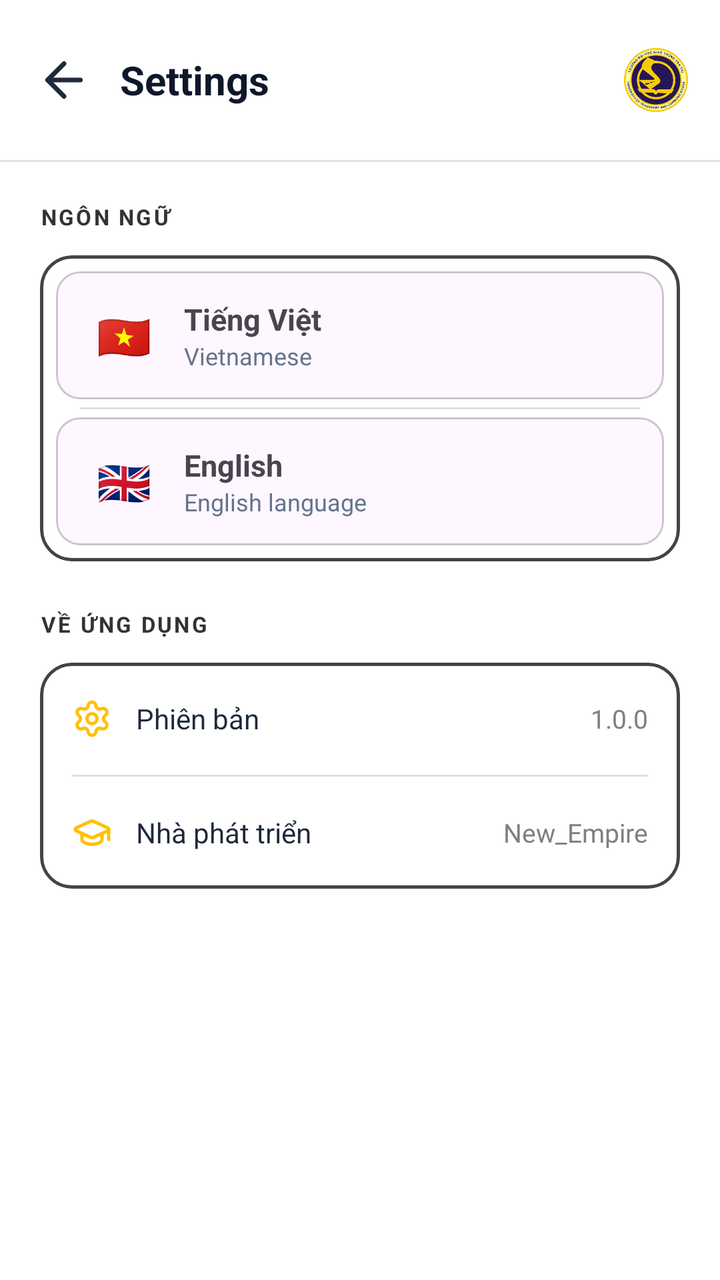
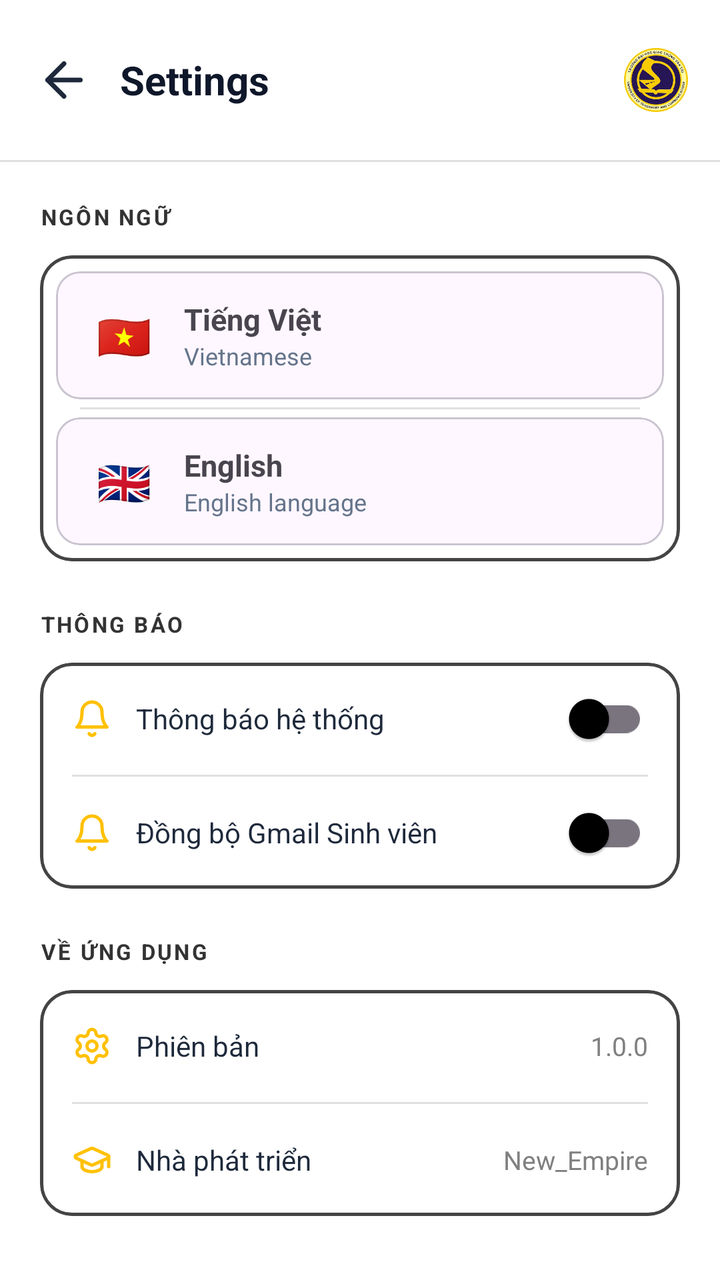

The first picture is an Android layout as it rendered before a commit; the second is the same layout after the commit. The layout source and the unified diff follow.
<!-- AndroidManifest.xml: application theme Theme.UTC2AppReborn -->
<!-- res/layout/activity_settings.xml -->
<?xml version="1.0" encoding="utf-8"?>
<androidx.constraintlayout.widget.ConstraintLayout
    xmlns:android="http://schemas.android.com/apk/res/android"
    xmlns:app="http://schemas.android.com/apk/res-auto"
    android:layout_width="match_parent"
    android:layout_height="match_parent"
    android:background="@color/white">

    <LinearLayout
        android:id="@+id/layoutHeader"
        android:layout_width="match_parent"
        android:layout_height="wrap_content"
        android:orientation="horizontal"
        android:gravity="center_vertical"
        android:paddingStart="8dp"
        android:paddingEnd="16dp"
        android:paddingTop="16dp"
        android:paddingBottom="16dp"
        app:layout_constraintTop_toTopOf="parent">

        <ImageView
            android:id="@+id/btnBack"
            android:layout_width="48dp"
            android:layout_height="48dp"
            android:padding="10dp"
            android:src="@drawable/ic_arrow_back"
            android:contentDescription="@string/back_button_desc"
            android:background="?attr/selectableItemBackgroundBorderless"
            android:clickable="true"
            android:focusable="true"
            app:tint="@color/text_primary" />

        <TextView
            android:layout_width="0dp"
            android:layout_height="wrap_content"
            android:layout_weight="1"
            android:layout_marginStart="4dp"
            android:text="@string/settings_title"
            android:textColor="@color/text_header_dark"
            android:textSize="20sp"
            android:textStyle="bold" />

        <ImageView
            android:layout_width="32dp"
            android:layout_height="32dp"
            android:src="@drawable/logo_utc2"
            android:contentDescription="@string/logo_desc" />

    </LinearLayout>

    <View
        android:id="@+id/headerDivider"
        android:layout_width="match_parent"
        android:layout_height="1dp"
        android:background="@color/divider"
        app:layout_constraintTop_toBottomOf="@id/layoutHeader" />

    <ScrollView
        android:layout_width="match_parent"
        android:layout_height="0dp"
        android:scrollbars="none"
        app:layout_constraintTop_toBottomOf="@id/headerDivider"
        app:layout_constraintBottom_toBottomOf="parent">

        <LinearLayout
            android:layout_width="match_parent"
            android:layout_height="wrap_content"
            android:orientation="vertical"
            android:padding="20dp">

            <TextView
                android:layout_width="wrap_content"
                android:layout_height="wrap_content"
                android:layout_marginBottom="12dp"
                android:text="@string/settings_section_language"
                android:textColor="@color/text_dark_gray"
                android:textSize="11sp"
                android:textStyle="bold"
                android:textAllCaps="true"
                android:letterSpacing="0.1" />

            <com.google.android.material.card.MaterialCardView
                android:layout_width="match_parent"
                android:layout_height="wrap_content"
                android:layout_marginBottom="24dp"
                app:cardBackgroundColor="@color/white"
                app:cardCornerRadius="16dp"
                app:cardElevation="0dp"
                app:strokeWidth="1.5dp"
                app:strokeColor="@color/text_sub_gray">

                <LinearLayout
                    android:layout_width="match_parent"
                    android:layout_height="wrap_content"
                    android:orientation="vertical"
                    android:padding="4dp">

                    <com.google.android.material.card.MaterialCardView
                        android:id="@+id/cardLangVi"
                        android:layout_width="match_parent"
                        android:layout_height="wrap_content"
                        android:layout_margin="4dp"
                        android:clickable="true"
                        android:focusable="true"
                        app:cardCornerRadius="12dp"
                        app:cardElevation="0dp">

                        <LinearLayout
                            android:layout_width="match_parent"
                            android:layout_height="64dp"
                            android:gravity="center_vertical"
                            android:paddingHorizontal="16dp"
                            android:orientation="horizontal">

                            <TextView
                                android:layout_width="36dp"
                                android:layout_height="36dp"
                                android:gravity="center"
                                android:text="@string/VN"
                                android:textSize="22sp" />

                            <LinearLayout
                                android:layout_width="0dp"
                                android:layout_height="wrap_content"
                                android:layout_weight="1"
                                android:layout_marginStart="12dp"
                                android:orientation="vertical">

                                <TextView
                                    android:id="@+id/tvLangVi"
                                    android:layout_width="wrap_content"
                                    android:layout_height="wrap_content"
                                    android:text="@string/lang_vietnamese"
                                    android:textSize="15sp"
                                    android:textStyle="bold" />

                                <TextView
                                    android:layout_width="wrap_content"
                                    android:layout_height="wrap_content"
                                    android:text="@string/lang_vietnamese_sub"
                                    android:textColor="@color/text_secondary"
                                    android:textSize="12sp" />
                            </LinearLayout>

                            <View
                                android:id="@+id/dotVi"
                                android:layout_width="10dp"
                                android:layout_height="10dp"
                                android:background="@drawable/bg_dot_today"
                                android:visibility="gone" />
                        </LinearLayout>
                    </com.google.android.material.card.MaterialCardView>

                    <View
                        android:layout_width="match_parent"
                        android:layout_height="1dp"
                        android:layout_marginHorizontal="16dp"
                        android:background="@color/divider" />

                    <com.google.android.material.card.MaterialCardView
                        android:id="@+id/cardLangEn"
                        android:layout_width="match_parent"
                        android:layout_height="wrap_content"
                        android:layout_margin="4dp"
                        android:clickable="true"
                        android:focusable="true"
                        app:cardCornerRadius="12dp"
                        app:cardElevation="0dp">

                        <LinearLayout
                            android:layout_width="match_parent"
                            android:layout_height="64dp"
                            android:gravity="center_vertical"
                            android:paddingHorizontal="16dp"
                            android:orientation="horizontal">

                            <TextView
                                android:layout_width="36dp"
                                android:layout_height="36dp"
                                android:gravity="center"
                                android:text="@string/GB"
                                android:textSize="22sp" />

                            <LinearLayout
                                android:layout_width="0dp"
                                android:layout_height="wrap_content"
                                android:layout_weight="1"
                                android:layout_marginStart="12dp"
                                android:orientation="vertical">

                                <TextView
                                    android:id="@+id/tvLangEn"
                                    android:layout_width="wrap_content"
                                    android:layout_height="wrap_content"
                                    android:text="@string/lang_english"
                                    android:textSize="15sp"
                                    android:textStyle="bold" />

                                <TextView
                                    android:layout_width="wrap_content"
                                    android:layout_height="wrap_content"
                                    android:text="@string/lang_english_sub"
                                    android:textColor="@color/text_secondary"
                                    android:textSize="12sp" />
                            </LinearLayout>

                            <View
                                android:id="@+id/dotEn"
                                android:layout_width="10dp"
                                android:layout_height="10dp"
                                android:background="@drawable/bg_dot_today"
                                android:visibility="gone" />
                        </LinearLayout>
                    </com.google.android.material.card.MaterialCardView>

                </LinearLayout>
            </com.google.android.material.card.MaterialCardView>

            <TextView
                android:layout_width="wrap_content"
                android:layout_height="wrap_content"
                android:layout_marginBottom="12dp"
                android:text="@string/settings_section_about"
                android:textColor="@color/text_dark_gray"
                android:textSize="11sp"
                android:textStyle="bold"
                android:textAllCaps="true"
                android:letterSpacing="0.1" />

            <com.google.android.material.card.MaterialCardView
                android:layout_width="match_parent"
                android:layout_height="wrap_content"
                app:cardBackgroundColor="@color/white"
                app:cardCornerRadius="16dp"
                app:cardElevation="0dp"
                app:strokeWidth="1.5dp"
                app:strokeColor="@color/text_sub_gray">

                <LinearLayout
                    android:layout_width="match_parent"
                    android:layout_height="wrap_content"
                    android:orientation="vertical">

                    <LinearLayout
                        android:layout_width="match_parent"
                        android:layout_height="56dp"
                        android:gravity="center_vertical"
                        android:paddingHorizontal="16dp"
                        android:orientation="horizontal">

                        <ImageView
                            android:layout_width="20dp"
                            android:layout_height="20dp"
                            android:src="@drawable/ic_settings"
                            app:tint="@color/accent_yellow" />

                        <TextView
                            android:layout_width="0dp"
                            android:layout_height="wrap_content"
                            android:layout_weight="1"
                            android:layout_marginStart="12dp"
                            android:text="@string/settings_version"
                            android:textColor="@color/text_primary"
                            android:textSize="14sp" />

                        <TextView
                            android:layout_width="wrap_content"
                            android:layout_height="wrap_content"
                            android:text="@string/App_vers"
                            android:textColor="@color/text_muted"
                            android:textSize="13sp" />
                    </LinearLayout>

                    <View
                        android:layout_width="match_parent"
                        android:layout_height="1dp"
                        android:layout_marginHorizontal="16dp"
                        android:background="@color/divider" />

                    <LinearLayout
                        android:layout_width="match_parent"
                        android:layout_height="56dp"
                        android:gravity="center_vertical"
                        android:paddingHorizontal="16dp"
                        android:orientation="horizontal">

                        <ImageView
                            android:layout_width="20dp"
                            android:layout_height="20dp"
                            android:src="@drawable/ic_graduation_cap"
                            app:tint="@color/accent_yellow" />

                        <TextView
                            android:layout_width="0dp"
                            android:layout_height="wrap_content"
                            android:layout_weight="1"
                            android:layout_marginStart="12dp"
                            android:text="@string/settings_developer"
                            android:textColor="@color/text_primary"
                            android:textSize="14sp" />

                        <TextView
                            android:layout_width="wrap_content"
                            android:layout_height="wrap_content"
                            android:text="@string/GroubName"
                            android:textColor="@color/text_muted"
                            android:textSize="13sp" />
                    </LinearLayout>
                </LinearLayout>
            </com.google.android.material.card.MaterialCardView>

        </LinearLayout>
    </ScrollView>
</androidx.constraintlayout.widget.ConstraintLayout>
<!-- resources referenced by this layout -->
<resources>
  <color name="accent_yellow">#FFC107</color>
  <color name="divider">#E0E0E0</color>
  <color name="text_dark_gray">#333333</color>
  <color name="text_header_dark">#0F172A</color>
  <color name="text_muted">#808080</color>
  <color name="text_primary">#1E293B</color>
  <color name="text_secondary">#64748B</color>
  <color name="text_sub_gray">#444444</color>
  <color name="white">#FFFFFFFF</color>
  <!-- drawable bg_dot_today (drawable) -->
  <?xml version="1.0" encoding="utf-8"?>
  <shape xmlns:android="http://schemas.android.com/apk/res/android"
      android:shape="oval">
      <solid android:color="@color/today_accent" />
  </shape>
  <!-- drawable ic_arrow_back (drawable) -->
  <?xml version="1.0" encoding="utf-8"?>
  <vector xmlns:android="http://schemas.android.com/apk/res/android"
      android:width="24dp"
      android:height="24dp"
      android:viewportWidth="24"
      android:viewportHeight="24">
    <path
        android:fillColor="@android:color/transparent"
        android:pathData="M19,12H5"
        android:strokeColor="#000000"
        android:strokeWidth="2"
        android:strokeLineCap="round"/>
    <path
        android:fillColor="@android:color/transparent"
        android:pathData="M12,19l-7,-7 7,-7"
        android:strokeColor="#000000"
        android:strokeWidth="2"
        android:strokeLineCap="round"
        android:strokeLineJoin="round"/>
  </vector>
  <string name="App_vers">1.0.0</string>
  <string name="GB">🇬🇧</string>
  <string name="GroubName">New_Empire</string>
  <string name="VN">🇻🇳</string>
  <string name="back_button_desc">Quay lại</string>
  <string name="lang_english">English</string>
  <string name="lang_english_sub">English language</string>
  <string name="lang_vietnamese">Tiếng Việt</string>
  <string name="lang_vietnamese_sub">Vietnamese</string>
  <string name="logo_desc">Logo UTC2</string>
  <string name="settings_developer">Nhà phát triển</string>
  <string name="settings_section_about">Về ứng dụng</string>
  <string name="settings_section_language">Ngôn ngữ</string>
  <string name="settings_title">Settings</string>
  <string name="settings_version">Phiên bản</string>
  <style name="Theme.UTC2AppReborn" parent="Base.Theme.UTC2AppReborn" />
  <color name="today_accent">#000000</color>
  <style name="Base.Theme.UTC2AppReborn" parent="Theme.Material3.DayNight.NoActionBar">
  
          
          
  
          
          <item name="colorPrimary">@color/primary</item>
  
          
          <item name="colorOnSurface">#000000</item>
  
          
          <item name="colorOnPrimary">#000000</item>
  
          
          <item name="colorOnBackground">#000000</item>
  
          
          <item name="android:windowAnimationStyle">@style/WindowAnimationTransition</item>
  
      </style>
  <color name="primary">#FFC107</color>
  <style name="WindowAnimationTransition" parent="@android:style/Animation.Activity">
          <item name="android:activityOpenEnterAnimation">@anim/slide_in_right</item>
          <item name="android:activityOpenExitAnimation">@anim/slide_out_left</item>
          <item name="android:activityCloseEnterAnimation">@anim/slide_in_left</item>
          <item name="android:activityCloseExitAnimation">@anim/slide_out_right</item>
      </style>
  <!-- unchanged entries left out for length: 3 -->
</resources>

<!-- the commit's change to res/layout/activity_settings.xml (unified diff, before → after) -->
@@ -216,6 +216,108 @@
                 </LinearLayout>
             </com.google.android.material.card.MaterialCardView>
 
+            
+            <TextView
+                android:layout_width="wrap_content"
+                android:layout_height="wrap_content"
+                android:layout_marginBottom="12dp"
+                android:text="THÔNG BÁO"
+                android:textColor="@color/text_dark_gray"
+                android:textSize="11sp"
+                android:textStyle="bold"
+                android:textAllCaps="true"
+                android:letterSpacing="0.1" />
+
+            <com.google.android.material.card.MaterialCardView
+                android:layout_width="match_parent"
+                android:layout_height="wrap_content"
+                android:layout_marginBottom="24dp"
+                app:cardBackgroundColor="@color/white"
+                app:cardCornerRadius="16dp"
+                app:cardElevation="0dp"
+                app:strokeWidth="1.5dp"
+                app:strokeColor="@color/text_sub_gray">
+
+                <LinearLayout
+                    android:layout_width="match_parent"
+                    android:layout_height="wrap_content"
+                    android:orientation="vertical">
+
+                    <LinearLayout
+                        android:layout_width="match_parent"
+                        android:layout_height="56dp"
+                        android:gravity="center_vertical"
+                        android:paddingHorizontal="16dp"
+                        android:orientation="horizontal">
+
+                        <ImageView
+                            android:layout_width="20dp"
+                            android:layout_height="20dp"
+                            android:src="@drawable/ic_notification"
+                            app:tint="@color/accent_yellow" />
+
+                        <TextView
+                            android:layout_width="0dp"
+                            android:layout_height="wrap_content"
+                            android:layout_weight="1"
+                            android:layout_marginStart="12dp"
+                            android:text="Thông báo hệ thống"
+                            android:textColor="@color/text_primary"
+                            android:textSize="14sp" />
+
+                        <com.google.android.material.switchmaterial.SwitchMaterial
+                            android:id="@+id/switchSystemNotif"
+                            android:layout_width="wrap_content"
+                            android:layout_height="wrap_content" />
+                    </LinearLayout>
+
+                    <View
+                        android:layout_width="match_parent"
+                        android:layout_height="1dp"
+                        android:layout_marginHorizontal="16dp"
+                        android:background="@color/divider" />
+
+                    <LinearLayout
+                        android:layout_width="match_parent"
+                        android:layout_height="56dp"
+                        android:gravity="center_vertical"
+                        android:paddingHorizontal="16dp"
+                        android:orientation="horizontal">
+
+                        <ImageView
+                            android:layout_width="20dp"
+                            android:layout_height="20dp"
+                            android:src="@drawable/ic_notification"
+                            app:tint="@color/accent_yellow" />
+
+                        <TextView
+                            android:layout_width="0dp"
+                            android:layout_height="wrap_content"
+                            android:layout_weight="1"
+                            android:layout_marginStart="12dp"
+                            android:text="Đồng bộ Gmail Sinh viên"
+                            android:textColor="@color/text_primary"
+                            android:textSize="14sp" />
+
+                        <com.google.android.material.switchmaterial.SwitchMaterial
+                            android:id="@+id/switchGmailNotif"
+                            android:layout_width="wrap_content"
+                            android:layout_height="wrap_content" />
+                    </LinearLayout>
+
+                    <TextView
+                        android:id="@+id/tvGmailStatus"
+                        android:layout_width="match_parent"
+                        android:layout_height="wrap_content"
+                        android:layout_marginHorizontal="16dp"
+                        android:layout_marginBottom="12dp"
+                        android:text="Chưa liên kết tài khoản"
+                        android:textColor="@color/text_muted"
+                        android:textSize="12sp"
+                        android:visibility="gone" />
+                </LinearLayout>
+            </com.google.android.material.card.MaterialCardView>
+
             <TextView
                 android:layout_width="wrap_content"
                 android:layout_height="wrap_content"
<!-- resource entries referenced after the edit -->
@@ -35,6 +35,26 @@
         android:strokeWidth="2"
         android:strokeLineCap="round"
         android:strokeLineJoin="round"/>
+  </vector>
+  <!-- drawable ic_notification (drawable) -->
+  <?xml version="1.0" encoding="utf-8"?>
+  <vector xmlns:android="http://schemas.android.com/apk/res/android"
+      android:width="24dp"
+      android:height="24dp"
+      android:viewportWidth="24"
+      android:viewportHeight="24">
+      <path
+          android:strokeColor="#000000"
+          android:strokeWidth="2"
+          android:strokeLineCap="round"
+          android:strokeLineJoin="round"
+          android:pathData="M6,8a6,6 0 0,1 12,0c0,7 3,9 3,9H3s3,-2 3,-9" />
+      <path
+          android:strokeColor="#000000"
+          android:strokeWidth="2"
+          android:strokeLineCap="round"
+          android:strokeLineJoin="round"
+          android:pathData="M10.3,21a1.94,1.94 0 0,0 3.4,0" />
   </vector>
   <string name="App_vers">1.0.0</string>
   <string name="GB">🇬🇧</string>
